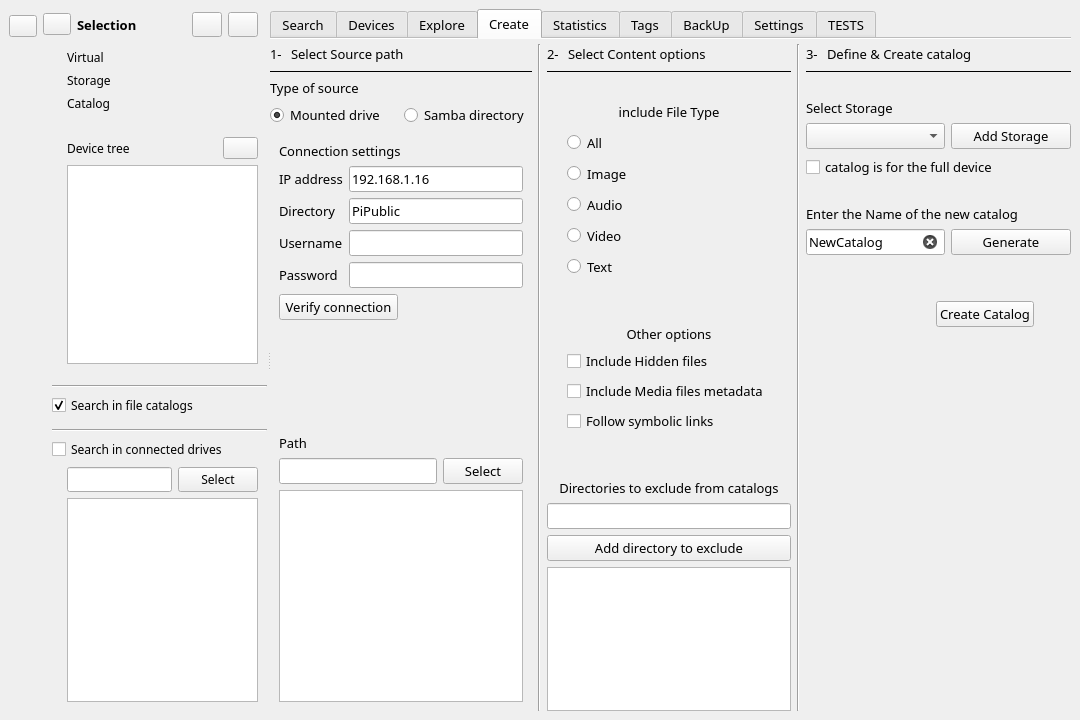
Above: src/mainwindow.ui from StephaneCouturier/Katalog before the change. Below: the same form after it.
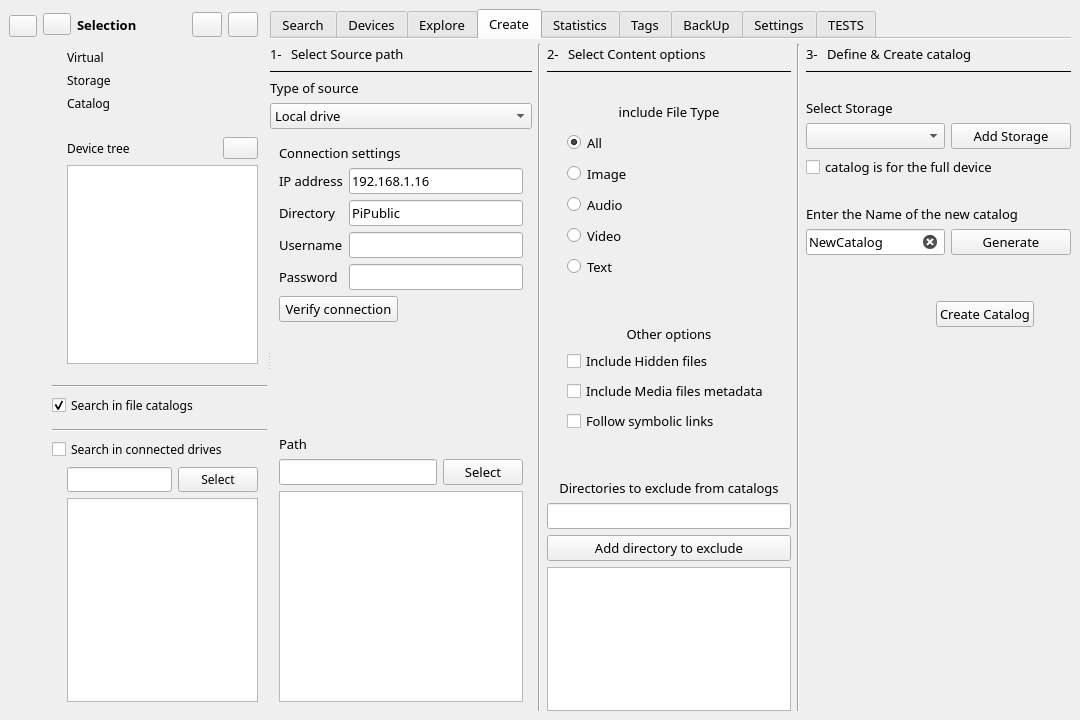
That is the form after the change. The open tabs and pages were chosen to show the change. Icons and pictures are not drawn. Custom widgets are drawn as their Qt base class.

The edit to the form file:
```diff
--- a/src/mainwindow.ui
+++ b/src/mainwindow.ui
@@ -6820,25 +6820,21 @@
                </widget>
               </item>
               <item>
-               <layout class="QHBoxLayout" name="Create_horizontalLayout_TypeOfSource">
+               <widget class="QComboBox" name="Create_comboBox_SourceType">
                 <item>
-                 <widget class="QRadioButton" name="Create_radioButton_MountedDrive">
                   <property name="text">
-                   <string>Mounted drive</string>
-                  </property>
-                  <property name="checked">
-                   <bool>true</bool>
-                  </property>
-                 </widget>
+                  <string>Local drive</string>
+                 </property>
                 </item>
                 <item>
-                 <widget class="QRadioButton" name="Create_radioButton_SambaDirectory">
                   <property name="text">
-                   <string>Samba directory</string>
-                  </property>
-                 </widget>
-                </item>
-               </layout>
+                  <string>Samba share</string>
+                 </property>
+                </item>
+               </widget>
+              </item>
+              <item>
+               <layout class="QHBoxLayout" name="Create_horizontalLayout_TypeOfSource"/>
               </item>
               <item>
                <widget class="QWidget" name="Create_widget_SambaSettings" native="true">
```
Left out of the diff: 6 changed lines with no effect on the pictures. Lines whose indentation alone changed are shown as unchanged.
